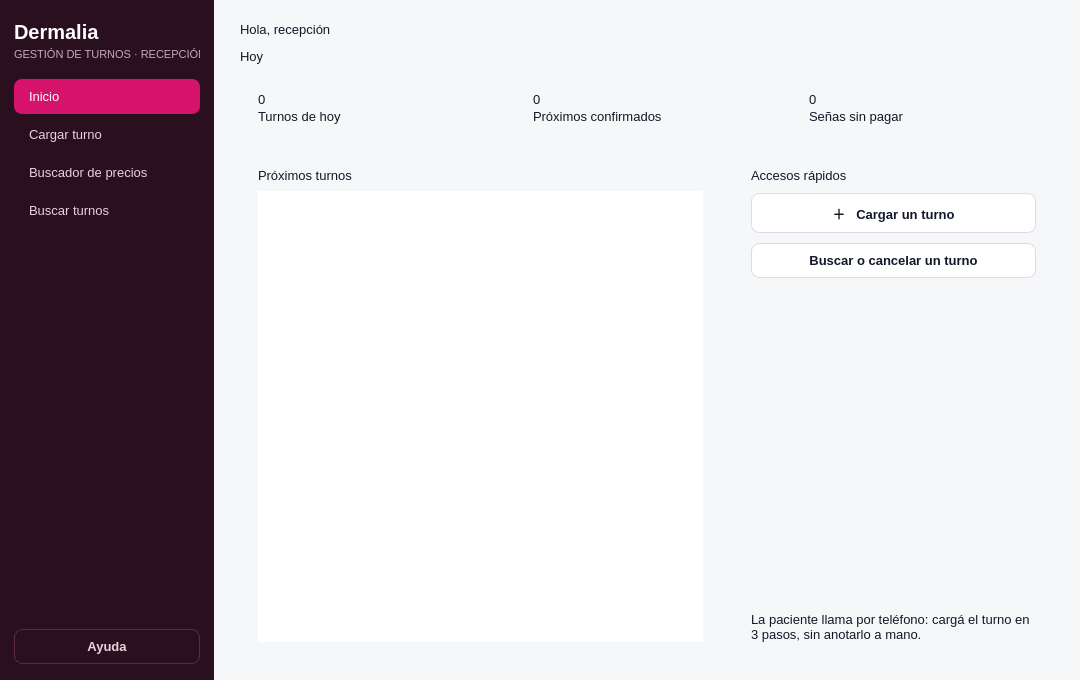
Before: the Qt Designer form frontend/gestion/ventanagestion.ui in sant1jmnz/Proyect-berea, drawn with Qt 5.
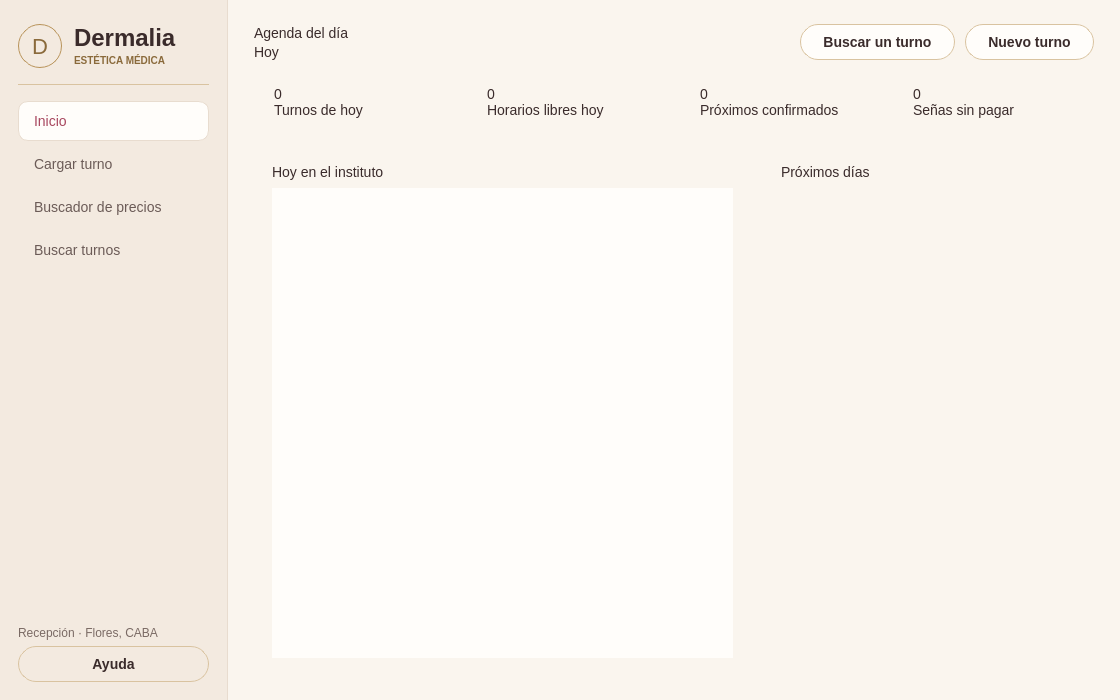
After: the same form once the commit is applied. Icons and pictures are not drawn.

Commit message: Rediseñar Gestión con estilo spa: tonos crema y rosa, tipografía propia y agenda del día

```diff
--- a/frontend/gestion/ventanagestion.ui
+++ b/frontend/gestion/ventanagestion.ui
@@ -6,8 +6,8 @@
    <rect>
     <x>0</x>
     <y>0</y>
-    <width>1080</width>
-    <height>680</height>
+    <width>1120</width>
+    <height>700</height>
    </rect>
   </property>
   <property name="minimumSize">
@@ -20,76 +20,86 @@
    <string>Dermalia — Sistema de Turnos (Gestión)</string>
   </property>
   <property name="styleSheet">
-   <string notr="true">QWidget { font-family: &quot;Ubuntu&quot;, &quot;Noto Sans&quot;, &quot;DejaVu Sans&quot;, sans-serif; font-size: 13px; color: #111827; }
-QWidget#central { background: #f6f7f9; }
+   <string notr="true">QWidget { font-family: &quot;Lato&quot;; font-size: 14px; color: #3A2B2B; }
+QWidget#central { background: #FAF5EE; }
 
 /* ---- barra lateral ---- */
-QFrame#barraLateral { background: #2a0f1f; }
-QLabel#lblMarca { color: #ffffff; font-size: 20px; font-weight: 700; }
-QLabel#lblSubmarca { color: #c9a9b8; font-size: 11px; }
+QFrame#barraLateral { background: #F3EAE0; border: none; border-right: 1px solid #E8DCCF; }
+QLabel#lblLogo { font-family: &quot;Playfair Display&quot;; font-size: 22px; color: #8A6A3B; border: 1px solid #B8935A; border-radius: 22px; }
+QLabel#lblMarca { font-family: &quot;Playfair Display&quot;; font-size: 24px; font-weight: 600; }
+QLabel#lblSubmarca { color: #8A6A3B; font-size: 10px; font-weight: 700; }
+QFrame#lineaMarca { background: #D9C3A0; border: none; }
 QListWidget#menu { background: transparent; border: none; outline: 0; }
-QListWidget#menu::item { padding: 10px 12px; border-radius: 8px; color: #e7d3dc; margin-bottom: 3px; }
-QListWidget#menu::item:hover { background: #3d1a2d; }
-QListWidget#menu::item:selected { background: #d6136c; color: #ffffff; }
-QPushButton#btnAyuda { background: transparent; border: 1px solid #5a2c42; color: #e7d3dc; }
-QPushButton#btnAyuda:hover { background: #3d1a2d; }
+QListWidget#menu::item { padding: 11px 12px; border: 1px solid transparent; border-radius: 10px; color: #6B5B57; margin-bottom: 3px; }
+QListWidget#menu::item:hover { background: #EBDFD3; }
+QListWidget#menu::item:selected { background: #FFFDFA; border: 1px solid #E8DCCF; color: #A8475F; }
+QLabel#lblPie { color: #7A6A64; font-size: 12px; }
+QPushButton#btnAyuda { background: transparent; }
 
 /* ---- textos ---- */
-QLabel[rol=&quot;titulo&quot;] { font-size: 22px; font-weight: 700; }
-QLabel[rol=&quot;subtitulo&quot;] { color: #6b7280; }
-QLabel[rol=&quot;seccion&quot;] { font-size: 14px; font-weight: 700; }
-QLabel[rol=&quot;campo&quot;] { color: #6b7280; font-size: 11px; font-weight: 700; }
-QLabel[rol=&quot;valor&quot;] { font-weight: 600; }
-QLabel[rol=&quot;nota&quot;] { color: #6b7280; font-size: 12px; }
-QLabel[rol=&quot;numero&quot;] { font-size: 30px; font-weight: 700; color: #d6136c; }
+QLabel[rol=&quot;titulo&quot;] { font-family: &quot;Playfair Display&quot;; font-size: 30px; font-weight: 600; }
+QLabel[rol=&quot;subtitulo&quot;] { color: #7A6A64; }
+QLabel[rol=&quot;seccion&quot;] { font-family: &quot;Playfair Display&quot;; font-size: 18px; font-weight: 600; }
+QLabel[rol=&quot;campo&quot;] { color: #8A6A3B; font-size: 11px; font-weight: 700; }
+QLabel[rol=&quot;valor&quot;] { font-weight: 700; }
+QLabel[rol=&quot;nota&quot;] { color: #7A6A64; font-size: 12px; }
+QLabel[rol=&quot;numero&quot;] { font-size: 32px; font-weight: 700; color: #A8475F; }
 
 /* ---- indicador de pasos ---- */
-QLabel[paso=&quot;activo&quot;] { background: #d6136c; color: #ffffff; border-radius: 11px; padding: 4px 14px; font-size: 12px; font-weight: 700; }
-QLabel[paso=&quot;hecho&quot;] { background: #fbe4ee; color: #b80f5c; border-radius: 11px; padding: 4px 14px; font-size: 12px; font-weight: 700; }
-QLabel[paso=&quot;pendiente&quot;] { background: #eceef2; color: #6b7280; border-radius: 11px; padding: 4px 14px; font-size: 12px; font-weight: 700; }
+QLabel[paso=&quot;activo&quot;] { font-weight: 700; border: none; border-bottom: 2px solid #B8935A; padding: 4px 2px 6px 2px; }
+QLabel[paso=&quot;hecho&quot;] { color: #A8475F; border: none; border-bottom: 2px solid #E8C9D0; padding: 4px 2px 6px 2px; }
+QLabel[paso=&quot;pendiente&quot;] { color: #7A6A64; border: none; border-bottom: 2px solid #E8DCCF; padding: 4px 2px 6px 2px; }
 
 /* ---- tarjetas ---- */
-QFrame[tarjeta=&quot;true&quot;] { background: #ffffff; border: 1px solid #e6e8ee; border-radius: 12px; }
-QFrame#tarjetaSena { background: #eef3ff; border: 1px solid #c7d7fb; }
-QLabel#lblSena { font-size: 28px; font-weight: 700; color: #2563eb; }
-QLabel#lblRecordatorio { color: #8f0c48; background: #fdf2f6; border-radius: 8px; padding: 8px 12px; }
+QFrame[tarjeta=&quot;true&quot;] { background: #FFFDFA; border: 1px solid #E8DCCF; border-radius: 14px; }
+QFrame#tarjetaSena { background: #FBF3E6; border: 1px solid #E5D2B0; }
+QLabel#lblSena { font-size: 36px; font-weight: 700; color: #8A6A3B; }
+QLabel#lblRecordatorio { color: #8E3A50; background: #F7E8EB; border-radius: 10px; padding: 8px 14px; }
 
 /* ---- campos y botones ---- */
-QLineEdit { border: 1px solid #e6e8ee; border-radius: 8px; padding: 8px 11px; background: #f9fafb; }
-QLineEdit:focus { border-color: #d6136c; background: #ffffff; }
-QPushButton { border: 1px solid #d9dce3; border-radius: 8px; padding: 9px 16px; font-weight: 600; background: #ffffff; }
-QPushButton:hover { background: #f6f7f9; }
-QPushButton[primario=&quot;true&quot;] { background: #d6136c; border-color: #d6136c; color: #ffffff; }
-QPushButton[primario=&quot;true&quot;]:hover { background: #b80f5c; border-color: #b80f5c; }
-QPushButton[peligro=&quot;true&quot;] { color: #b91c1c; border-color: #f3c2c2; }
-QPushButton[peligro=&quot;true&quot;]:hover { background: #fef2f2; }
-QPushButton[grande=&quot;true&quot;] { padding: 15px 16px; font-size: 14px; text-align: left; }
-QPushButton#btnSena { background: #2563eb; border-color: #2563eb; color: #ffffff; }
-QPushButton#btnSena:checked { background: #16a34a; border-color: #16a34a; }
-QPushButton:disabled { background: #eceef2; border-color: #e6e8ee; color: #9ca3af; }
+QLineEdit { border: 1px solid #E8DCCF; border-radius: 10px; padding: 9px 12px; background: #FFFFFF; selection-background-color: #A8475F; }
+QLineEdit:focus { border-color: #A8475F; }
+QPushButton { border: 1px solid #D9C3A0; border-radius: 18px; padding: 9px 22px; font-weight: 700; background: #FFFDFA; }
+QPushButton:hover { background: #F3EAE0; }
+QPushButton:focus { border-color: #A8475F; }
+QPushButton[primario=&quot;true&quot;] { background: #A8475F; border-color: #A8475F; color: #FFFFFF; }
+QPushButton[primario=&quot;true&quot;]:hover { background: #8E3A50; border-color: #8E3A50; }
+QPushButton[peligro=&quot;true&quot;] { color: #A33A3A; border-color: #E3BFBF; }
+QPushButton[peligro=&quot;true&quot;]:hover { background: #FBEFEF; }
+QPushButton#btnSena { background: #8A6A3B; border-color: #8A6A3B; color: #FFFFFF; }
+QPushButton#btnSena:checked { background: #5F7F63; border-color: #5F7F63; }
+QPushButton:disabled { background: #EFE8E0; border-color: #E8DCCF; color: #A89C95; }
 
 /* ---- listas ---- */
-QListWidget#listaProtocolos, QListWidget#listaHorarios, QListWidget#listaProximos { border: none; outline: 0; background: #ffffff; }
-QListWidget#listaProtocolos::item { border: 1px solid #e6e8ee; border-radius: 10px; padding: 10px 14px; margin-bottom: 8px; }
-QListWidget#listaProtocolos::item:hover { border-color: #f0a9c8; }
-QListWidget#listaProtocolos::item:selected { border-color: #d6136c; background: #fdf2f6; color: #111827; }
-QListWidget#listaHorarios::item { border: 1px solid #e6e8ee; border-radius: 8px; padding: 11px 24px; margin-right: 8px; margin-bottom: 8px; font-weight: 600; }
-QListWidget#listaHorarios::item:hover { border-color: #a9c0f5; }
-QListWidget#listaHorarios::item:selected { border-color: #2563eb; background: #eef3ff; color: #2563eb; }
-QListWidget#listaProximos::item { padding: 9px 2px; border-bottom: 1px solid #f0f1f4; }
+QListWidget#listaProtocolos, QListWidget#listaHorarios, QListWidget#listaProximos { border: none; outline: 0; background: transparent; }
+QListWidget#listaProtocolos::item { border: 1px solid #E8DCCF; border-radius: 12px; padding: 12px 16px; margin-bottom: 8px; background: #FFFFFF; }
+QListWidget#listaProtocolos::item:hover { border-color: #D9A9B4; }
+QListWidget#listaProtocolos::item:selected { border-color: #A8475F; background: #F7E8EB; color: #3A2B2B; }
+QListWidget#listaHorarios::item { border: 1px solid #E8DCCF; border-radius: 18px; padding: 9px 24px; margin-right: 8px; margin-bottom: 8px; background: #FFFFFF; }
+QListWidget#listaHorarios::item:hover { border-color: #D9A9B4; }
+QListWidget#listaHorarios::item:selected { border-color: #A8475F; background: #A8475F; color: #FFFFFF; }
+QListWidget#listaProximos::item { padding: 11px 2px; border-bottom: 1px solid #F0E7DC; }
 
 /* ---- calendario ---- */
-QCalendarWidget QWidget#qt_calendar_navigationbar { background: #ffffff; }
-QCalendarWidget QToolButton { color: #111827; font-weight: 700; background: transparent; border: none; border-radius: 6px; padding: 4px 8px; }
-QCalendarWidget QToolButton:hover { background: #fdf2f6; }
-QCalendarWidget QAbstractItemView { background: #ffffff; alternate-background-color: #ffffff; selection-background-color: #d6136c; selection-color: #ffffff; outline: 0; border: none; }
+QCalendarWidget QWidget#qt_calendar_navigationbar { background: #FFFDFA; }
+QCalendarWidget QToolButton { color: #3A2B2B; font-weight: 700; background: transparent; border: none; border-radius: 6px; padding: 4px 8px; }
+QCalendarWidget QToolButton:hover { background: #F7E8EB; }
 QCalendarWidget QToolButton#qt_calendar_prevmonth { qproperty-icon: none; qproperty-text: &quot;‹&quot;; font-size: 20px; }
 QCalendarWidget QToolButton#qt_calendar_nextmonth { qproperty-icon: none; qproperty-text: &quot;›&quot;; font-size: 20px; }
-QCalendarWidget QAbstractItemView:disabled { color: #c5c9d2; }
+QCalendarWidget QAbstractItemView { background: #FFFDFA; alternate-background-color: #FFFDFA; selection-background-color: #A8475F; selection-color: #FFFFFF; outline: 0; border: none; }
+QCalendarWidget QAbstractItemView:disabled { color: #CFC4BA; }
 
-/* ---- tabla ---- */
-QTableWidget { border: none; background: #ffffff; alternate-background-color: #fafbfc; selection-background-color: #fdf2f6; selection-color: #111827; outline: 0; }
-QHeaderView::section { background: #ffffff; border: none; border-bottom: 1px solid #e6e8ee; padding: 8px; font-size: 11px; font-weight: 700; color: #6b7280; }</string>
+/* ---- tablas ---- */
+QTableWidget#tablaTurnos { font-size: 13px; }
+QTableWidget { border: none; background: #FFFDFA; alternate-background-color: #FBF6EF; selection-background-color: #F7E8EB; selection-color: #3A2B2B; outline: 0; }
+QHeaderView::section { background: #FFFDFA; border: none; border-bottom: 1px solid #D9C3A0; padding: 8px; font-size: 11px; font-weight: 700; color: #8A6A3B; }
+
+/* ---- barras de desplazamiento ---- */
+QScrollBar:vertical { background: transparent; width: 10px; margin: 2px; }
+QScrollBar::handle:vertical { background: #DCCFC0; border-radius: 3px; min-height: 30px; }
+QScrollBar:horizontal { background: transparent; height: 10px; margin: 2px; }
+QScrollBar::handle:horizontal { background: #DCCFC0; border-radius: 3px; min-width: 30px; }
+QScrollBar::add-line, QScrollBar::sub-line { width: 0; height: 0; }</string>
   </property>
   <widget class="QWidget" name="central">
    <layout class="QHBoxLayout" name="layoutCentral">
@@ -112,31 +122,63 @@
      <widget class="QFrame" name="barraLateral">
       <property name="minimumSize">
        <size>
-        <width>214</width>
+        <width>228</width>
         <height>0</height>
        </size>
       </property>
       <property name="maximumSize">
        <size>
-        <width>214</width>
+        <width>228</width>
         <height>16777215</height>
        </size>
       </property>
       <layout class="QVBoxLayout" name="layoutLateral">
        <property name="spacing">
-        <number>4</number>
+        <number>6</number>
        </property>
        <property name="leftMargin">
-        <number>14</number>
+        <number>18</number>
        </property>
        <property name="topMargin">
-        <number>20</number>
+        <number>24</number>
        </property>
        <property name="rightMargin">
-        <number>14</number>
+        <number>18</number>
        </property>
        <property name="bottomMargin">
-        <number>16</number>
+        <number>18</number>
+       </property>
+       <item>
+        <layout class="QHBoxLayout" name="layoutMarca">
+         <property name="spacing">
+          <number>12</number>
+         </property>
+         <item>
+          <widget class="QLabel" name="lblLogo">
+           <property name="text">
+            <string>D</string>
+           </property>
+           <property name="minimumSize">
+            <size>
+             <width>44</width>
+             <height>44</height>
+            </size>
+           </property>
+           <property name="maximumSize">
+            <size>
+             <width>44</width>
+             <height>44</height>
+            </size>
+           </property>
+           <property name="alignment">
+            <set>Qt::AlignCenter</set>
+           </property>
+          </widget>
+         </item>
+         <item>
+          <layout class="QVBoxLayout" name="layoutMarcaTexto">
+           <property name="spacing">
+            <number>0</number>
        </property>
        <item>
         <widget class="QLabel" name="lblMarca">
@@ -148,9 +190,13 @@
        <item>
         <widget class="QLabel" name="lblSubmarca">
          <property name="text">
-          <string>GESTIÓN DE TURNOS · RECEPCIÓN</string>
-         </property>
-        </widget>
+              <string>ESTÉTICA MÉDICA</string>
+             </property>
+            </widget>
+           </item>
+          </layout>
+         </item>
+        </layout>
        </item>
        <item>
         <spacer name="espacioMarca">
@@ -160,7 +206,39 @@
          <property name="sizeHint" stdset="0">
           <size>
            <width>20</width>
-           <height>14</height>
+           <height>10</height>
+          </size>
+         </property>
+         <property name="sizeType">
+          <enum>QSizePolicy::Fixed</enum>
+         </property>
+        </spacer>
+       </item>
+       <item>
+        <widget class="QFrame" name="lineaMarca">
+         <property name="minimumSize">
+          <size>
+           <width>0</width>
+           <height>1</height>
+          </size>
+         </property>
+         <property name="maximumSize">
+          <size>
+           <width>16777215</width>
+           <height>1</height>
+          </size>
+         </property>
+        </widget>
+       </item>
+       <item>
+        <spacer name="espacioMarca2">
+         <property name="orientation">
+          <enum>Qt::Vertical</enum>
+         </property>
+         <property name="sizeHint" stdset="0">
+          <size>
+           <width>20</width>
+           <height>10</height>
           </size>
          </property>
          <property name="sizeType">
@@ -228,6 +306,13 @@
          </item>
         </widget>
        </item>
+       <item>
+        <widget class="QLabel" name="lblPie">
+         <property name="text">
+          <string>Recepción · Flores, CABA</string>
+         </property>
+        </widget>
+       </item>
        <item>
         <widget class="QPushButton" name="btnAyuda">
          <property name="text">
@@ -249,24 +334,34 @@
       <widget class="QWidget" name="pagInicio">
        <layout class="QVBoxLayout" name="layoutInicio">
         <property name="spacing">
-         <number>12</number>
+         <number>14</number>
         </property>
         <property name="leftMargin">
          <number>26</number>
         </property>
         <property name="topMargin">
-         <number>22</number>
+         <number>24</number>
         </property>
         <property name="rightMargin">
          <number>26</number>
         </property>
         <property name="bottomMargin">
-         <number>22</number>
+         <number>24</number>
+        </property>
+        <item>
+         <layout class="QHBoxLayout" name="layoutInicioArriba">
+          <property name="spacing">
+           <number>10</number>
+          </property>
+          <item>
+           <layout class="QVBoxLayout" name="layoutCabeceraInicio">
+            <property name="spacing">
+             <number>2</number>
         </property>
         <item>
          <widget class="QLabel" name="lblTituloInicio">
           <property name="text">
-           <string>Hola, recepción</string>
+               <string>Agenda del día</string>
           </property>
           <property name="rol" stdset="0">
            <string notr="true">titulo</string>
@@ -283,6 +378,46 @@
           </property>
          </widget>
         </item>
+           </layout>
+          </item>
+          <item>
+           <spacer name="espacioInicioArriba">
+            <property name="orientation">
+             <enum>Qt::Horizontal</enum>
+            </property>
+            <property name="sizeHint" stdset="0">
+             <size>
+              <width>40</width>
+              <height>20</height>
+             </size>
+            </property>
+           </spacer>
+          </item>
+          <item>
+           <widget class="QPushButton" name="btnIrBuscar">
+            <property name="text">
+             <string>Buscar un turno</string>
+            </property>
+            <property name="cursor">
+             <cursorShape>PointingHandCursor</cursorShape>
+            </property>
+           </widget>
+          </item>
+          <item>
+           <widget class="QPushButton" name="btnIrCargar">
+            <property name="text">
+             <string>Nuevo turno</string>
+            </property>
+            <property name="primario" stdset="0">
+             <bool>true</bool>
+            </property>
+            <property name="cursor">
+             <cursorShape>PointingHandCursor</cursorShape>
+            </property>
+           </widget>
+          </item>
+         </layout>
+        </item>
         <item>
          <layout class="QHBoxLayout" name="layoutStats">
           <property name="spacing">
@@ -295,19 +430,19 @@
             </property>
             <layout class="QVBoxLayout" name="layoutHoy">
              <property name="spacing">
-              <number>2</number>
+              <number>0</number>
              </property>
              <property name="leftMargin">
-              <number>18</number>
+              <number>20</number>
              </property>
              <property name="topMargin">
-              <number>16</number>
+              <number>12</number>
              </property>
              <property name="rightMargin">
-              <number>18</number>
+              <number>20</number>
              </property>
              <property name="bottomMargin">
-              <number>16</number>
+              <number>14</number>
              </property>
              <item>
               <widget class="QLabel" name="lblNumHoy">
@@ -332,6 +467,50 @@
             </layout>
            </widget>
           </item>
+          <item>
+           <widget class="QFrame" name="tarjetaLibres">
+            <property name="tarjeta" stdset="0">
+             <bool>true</bool>
+            </property>
+            <layout class="QVBoxLayout" name="layoutLibres">
+             <property name="spacing">
+              <number>0</number>
+             </property>
+             <property name="leftMargin">
+              <number>20</number>
+             </property>
+             <property name="topMargin">
+              <number>12</number>
+             </property>
+             <property name="rightMargin">
+              <number>20</number>
+             </property>
+             <property name="bottomMargin">
+              <number>14</number>
+             </property>
+             <item>
+              <widget class="QLabel" name="lblNumLibres">
+               <property name="text">
+                <string>0</string>
+               </property>
+               <property name="rol" stdset="0">
+                <string notr="true">numero</string>
+               </property>
+              </widget>
+             </item>
+             <item>
+              <widget class="QLabel" name="lblTxtLibres">
+               <property name="text">
+                <string>Horarios libres hoy</string>
+               </property>
+               <property name="rol" stdset="0">
+                <string notr="true">subtitulo</string>
+               </property>
+              </widget>
+             </item>
+            </layout>
+           </widget>
+          </item>
           <item>
            <widget class="QFrame" name="tarjetaProximos">
             <property name="tarjeta" stdset="0">
@@ -339,19 +518,19 @@
             </property>
             <layout class="QVBoxLayout" name="layoutProximos">
              <property name="spacing">
-              <number>2</number>
+              <number>0</number>
              </property>
              <property name="leftMargin">
-              <number>18</number>
+              <number>20</number>
              </property>
              <property name="topMargin">
-              <number>16</number>
+              <number>12</number>
              </property>
              <property name="rightMargin">
-              <number>18</number>
+              <number>20</number>
              </property>
              <property name="bottomMargin">
-              <number>16</number>
+              <number>14</number>
              </property>
              <item>
               <widget class="QLabel" name="lblNumProximos">
@@ -383,19 +562,19 @@
             </property>
             <layout class="QVBoxLayout" name="layoutSinSena">
              <property name="spacing">
-              <number>2</number>
+              <number>0</number>
              </property>
              <property name="leftMargin">
-              <number>18</number>
+              <number>20</number>
              </property>
              <property name="topMargin">
-              <number>16</number>
+              <number>12</number>
              </property>
              <property name="rightMargin">
-              <number>18</number>
+              <number>20</number>
              </property>
              <property name="bottomMargin">
-              <number>16</number>
+              <number>14</number>
              </property>
              <item>
               <widget class="QLabel" name="lblNumSinSena">
@@ -427,6 +606,80 @@
           <property name="spacing">
            <number>12</number>
           </property>
+          <item>
+           <widget class="QFrame" name="tarjetaAgenda">
+            <property name="tarjeta" stdset="0">
+             <bool>true</bool>
+            </property>
+            <layout class="QVBoxLayout" name="layoutAgenda">
+             <property name="spacing">
+              <number>8</number>
+             </property>
+             <property name="leftMargin">
+              <number>18</number>
+             </property>
+             <property name="topMargin">
+              <number>18</number>
+             </property>
+             <property name="rightMargin">
+              <number>18</number>
+             </property>
+             <property name="bottomMargin">
+              <number>18</number>
+             </property>
+             <item>
+              <widget class="QLabel" name="lblAgenda">
+               <property name="text">
+                <string>Hoy en el instituto</string>
+               </property>
+               <property name="rol" stdset="0">
+                <string notr="true">seccion</string>
+               </property>
+              </widget>
+             </item>
+             <item>
+              <widget class="QTableWidget" name="tablaAgenda">
+               <property name="focusPolicy">
+                <enum>Qt::NoFocus</enum>
+               </property>
+               <property name="editTriggers">
+                <set>QAbstractItemView::NoEditTriggers</set>
+               </property>
+               <property name="selectionMode">
+                <enum>QAbstractItemView::NoSelection</enum>
+               </property>
+               <property name="showGrid">
+                <bool>false</bool>
+               </property>
+               <attribute name="horizontalHeaderVisible">
+                <bool>false</bool>
+               </attribute>
+               <attribute name="verticalHeaderVisible">
+                <bool>false</bool>
+               </attribute>
+               <attribute name="verticalHeaderDefaultSectionSize">
+                <number>46</number>
+               </attribute>
+               <column>
+                <property name="text">
+                 <string>Hora</string>
+                </property>
+               </column>
+               <column>
+                <property name="text">
+                 <string>Turno</string>
+                </property>
+               </column>
+               <column>
+                <property name="text">
+                 <string>Seña</string>
+                </property>
+               </column>
+              </widget>
+             </item>
+            </layout>
+           </widget>
+          </item>
           <item>
            <widget class="QFrame" name="tarjetaProximos">
             <property name="tarjeta" stdset="0">
@@ -440,18 +693,18 @@
               <number>18</number>
              </property>
              <property name="topMargin">
-              <number>16</number>
+              <number>18</number>
              </property>
              <property name="rightMargin">
               <number>18</number>
              </property>
              <property name="bottomMargin">
-              <number>16</number>
+              <number>18</number>
              </property>
              <item>
               <widget class="QLabel" name="lblProximos">
                <property name="text">
-                <string>Próximos turnos</string>
+                <string>Próximos días</string>
                </property>
                <property name="rol" stdset="0">
                 <string notr="true">seccion</string>
@@ -466,89 +719,6 @@
                <property name="selectionMode">
                 <enum>QAbstractItemView::NoSelection</enum>
                </property>
-              </widget>
-             </item>
-            </layout>
-           </widget>
-          </item>
-          <item>
-           <widget class="QFrame" name="tarjetaAccesos">
-            <property name="tarjeta" stdset="0">
-             <bool>true</bool>
-            </property>
-            <layout class="QVBoxLayout" name="layoutAccesos">
-             <property name="spacing">
-              <number>10</number>
-             </property>
-             <property name="leftMargin">
-              <number>18</number>
-             </property>
-             <property name="topMargin">
-              <number>16</number>
-             </property>
-             <property name="rightMargin">
-              <number>18</number>
-             </property>
-             <property name="bottomMargin">
-              <number>16</number>
-             </property>
-             <item>
-              <widget class="QLabel" name="lblAccesos">
-               <property name="text">
-                <string>Accesos rápidos</string>
-               </property>
-               <property name="rol" stdset="0">
-                <string notr="true">seccion</string>
-               </property>
-              </widget>
-             </item>
-             <item>
-              <widget class="QPushButton" name="btnIrCargar">
-               <property name="text">
-                <string>＋   Cargar un turno</string>
-               </property>
-               <property name="primario" stdset="0">
-                <bool>true</bool>
-               </property>
-               <property name="grande" stdset="0">
-                <bool>true</bool>
-               </property>
-               <property name="cursor">
-                <cursorShape>PointingHandCursor</cursorShape>
-               </property>
-              </widget>
-             </item>
-             <item>
-              <widget class="QPushButton" name="btnIrBuscar">
-               <property name="text">
-                <string>Buscar o cancelar un turno</string>
-               </property>
-               <property name="grande" stdset="0">
-                <bool>true</bool>
-               </property>
-               <property name="cursor">
-                <cursorShape>PointingHandCursor</cursorShape>
-               </property>
-              </widget>
-             </item>
-             <item>
-              <spacer name="espacioAccesos">
-               <property name="orientation">
-                <enum>Qt::Vertical</enum>
-               </property>
-               <property name="sizeHint" stdset="0">
-                <size>
-                 <width>20</width>
-                 <height>40</height>
-                </size>
-               </property>
-              </spacer>
-             </item>
-             <item>
-              <widget class="QLabel" name="lblAccesosNota">
-               <property name="text">
-                <string>La paciente llama por teléfono: cargá el turno en 3 pasos, sin anotarlo a mano.</string>
-               </property>
                <property name="wordWrap">
                 <bool>true</bool>
                </property>
```
Left out of the diff: 363 changed lines with no effect on the pictures. Lines whose indentation alone changed are shown as unchanged. The commit also changes 13 other files.
